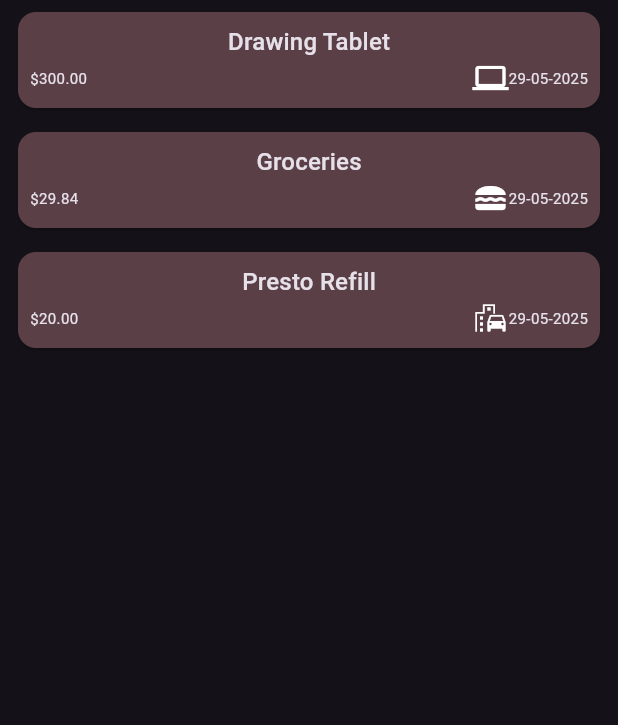
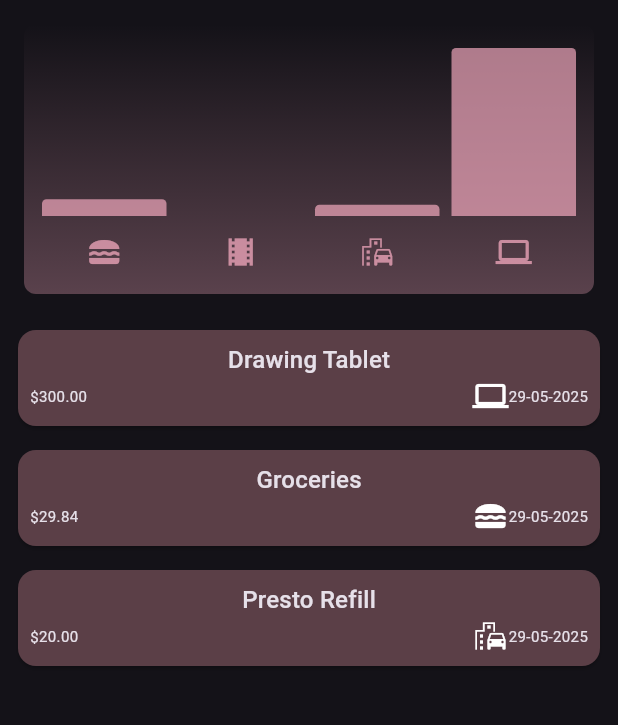
Before and after one commit to KovaKreative/flutter-expense-tracker, a Flutter app: the screen it shows after launch, on a phone screen of 412 x 824 dp, the part 84-809 px from its top. Run offline on Flutter 3.47's test engine with Material 3 defaults, Android fonts, the phone set to English and light mode, and no system bars.

Commit message:
Add charts

```diff
--- a/lib/expenses.dart
+++ b/lib/expenses.dart
@@ -1,3 +1,4 @@
+import 'package:expense_tracker/widgets/chart/chart.dart';
 import 'package:expense_tracker/widgets/expense_widgets/expense_list.dart';
 import 'package:expense_tracker/widgets/expense_widgets/new_expense.dart';
 import 'package:flutter/material.dart';
@@ -81,11 +82,14 @@ class _ExpensesState extends State<Expenses> {
     return Scaffold(
       appBar: AppBar(
         title: Text('Expense Tracker'),
-        actions: [
-          IconButton(onPressed: _openAddModal, icon: Icon(Icons.add)),
+        actions: [IconButton(onPressed: _openAddModal, icon: Icon(Icons.add))],
+      ),
+      body: Column(
+        children: [
+          Chart(expenses: _registeredExpenses),
+          Expanded(child: mainContent),
         ],
       ),
-      body: Column(children: [Expanded(child: mainContent)]),
     );
   }
 }
--- a/lib/models/expense.dart
+++ b/lib/models/expense.dart
@@ -44,6 +44,9 @@ class ExpenseBucket {
   final List<Expense> expenses;
 
   double get totalExpenses {
+    if (expenses.isEmpty) {
+      return 0;
+    }
     return expenses.map((e) => e.amount).reduce((v, e) => v + e);
   }
 }
--- a/lib/widgets/chart/chart_bar.dart
+++ b/lib/widgets/chart/chart_bar.dart
@@ -21,7 +21,7 @@ class ChartBar extends StatelessWidget {
             decoration: BoxDecoration(
               shape: BoxShape.rectangle,
               borderRadius:
-                  const BorderRadius.vertical(top: Radius.circular(8)),
+                  const BorderRadius.vertical(top: Radius.circular(3)),
               color: isDarkMode
                   ? Theme.of(context).colorScheme.secondary
                   : Theme.of(context).colorScheme.primary.withAlpha(166),
```
